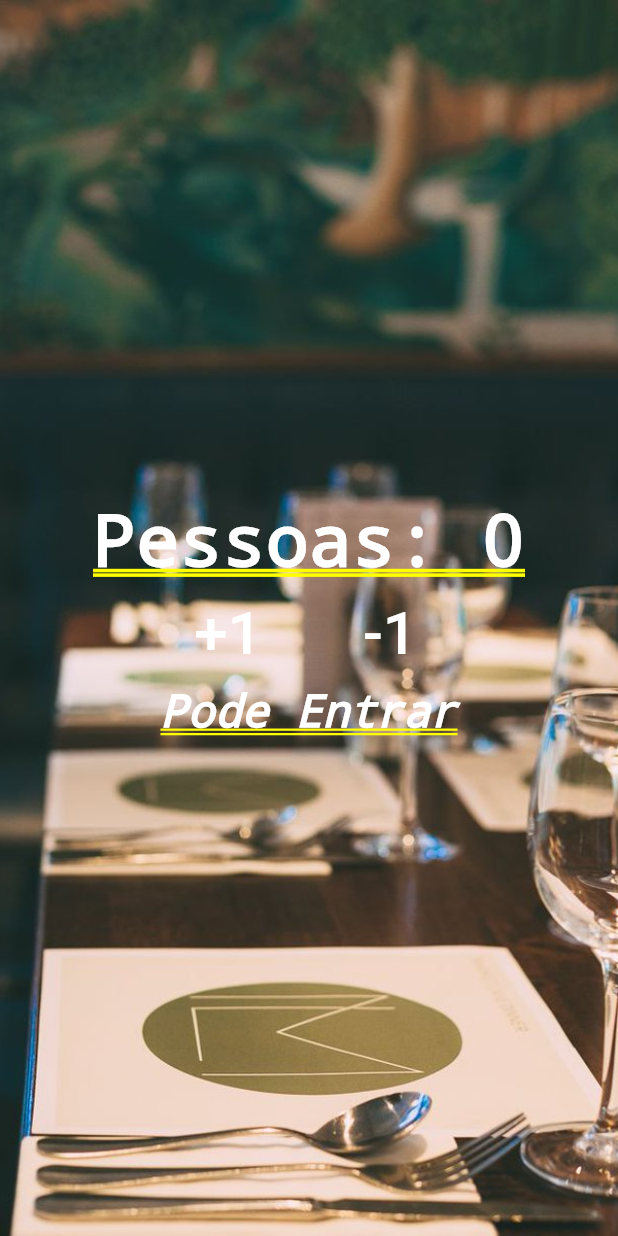
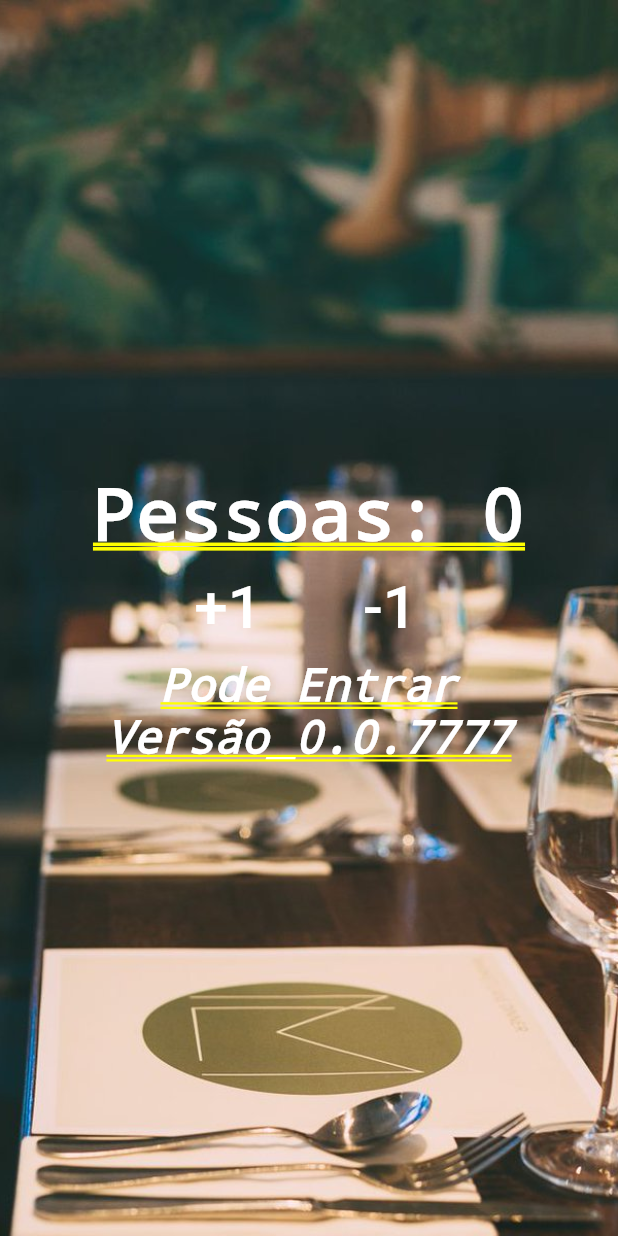
Before and after one commit to Mckall/contador_de_pessoas, a Flutter app: the screen it shows after launch, on a phone screen of 412 x 824 dp. Run offline on Flutter 3.47's test engine with Material 2 defaults, Android fonts, the phone set to English and light mode, and no system bars.

Commit message:
Add files via upload

```diff
--- a/lib/main.dart
+++ b/lib/main.dart
@@ -45,9 +45,7 @@ class _HomeState extends State<Home> {
         Column(
           mainAxisAlignment: MainAxisAlignment.center,
           children: <Widget>[
-            Text("Pessoas: $_people",
-                style: TextStyle(
-                    color: Colors.white, fontWeight: FontWeight.bold)),
+            Text("Pessoas: $_people", style: TextStyle(color: Colors.white, fontWeight: FontWeight.bold)),
             Row(
               mainAxisAlignment: MainAxisAlignment.center,
               children: <Widget>[
@@ -79,10 +77,11 @@ class _HomeState extends State<Home> {
             ),
             Text(
               _infoText,
-              style: TextStyle(
-                  color: Colors.white,
-                  fontStyle: FontStyle.italic,
-                  fontSize: 30.0),
+              style: TextStyle(color: Colors.white, fontStyle: FontStyle.italic, fontSize: 30.0),
+            ),
+            Text(
+              'Versão_0.0.7777',
+              style: TextStyle(color: Colors.white, fontStyle: FontStyle.italic, fontSize: 30.0),
             )
           ],
         )
```
